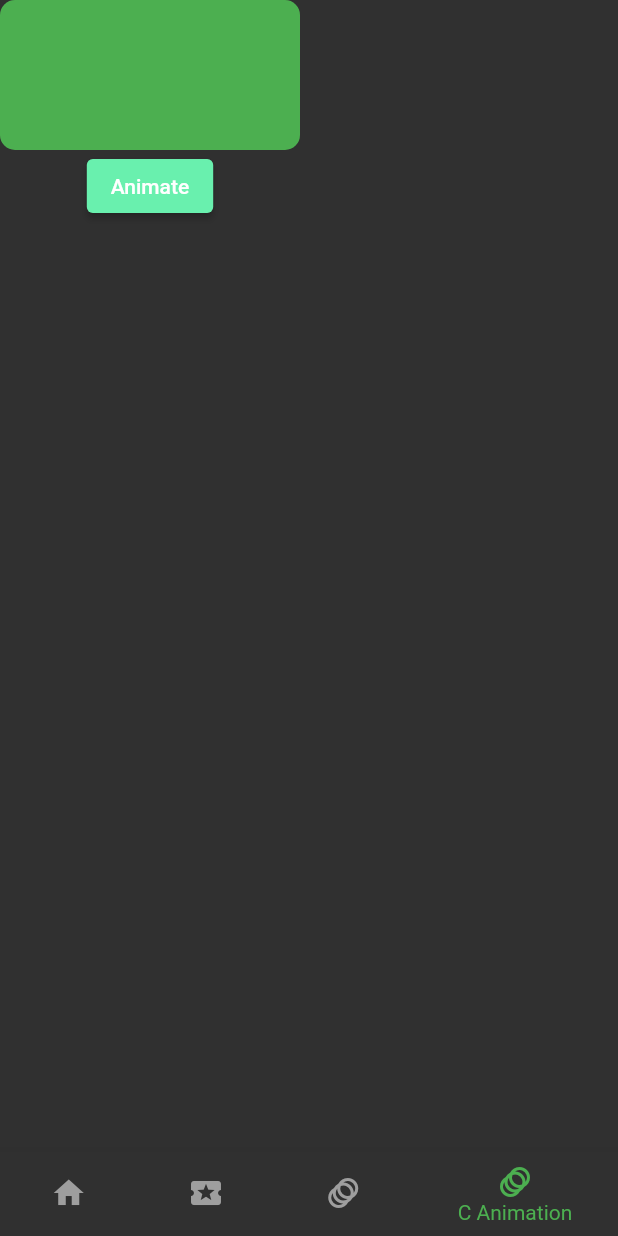
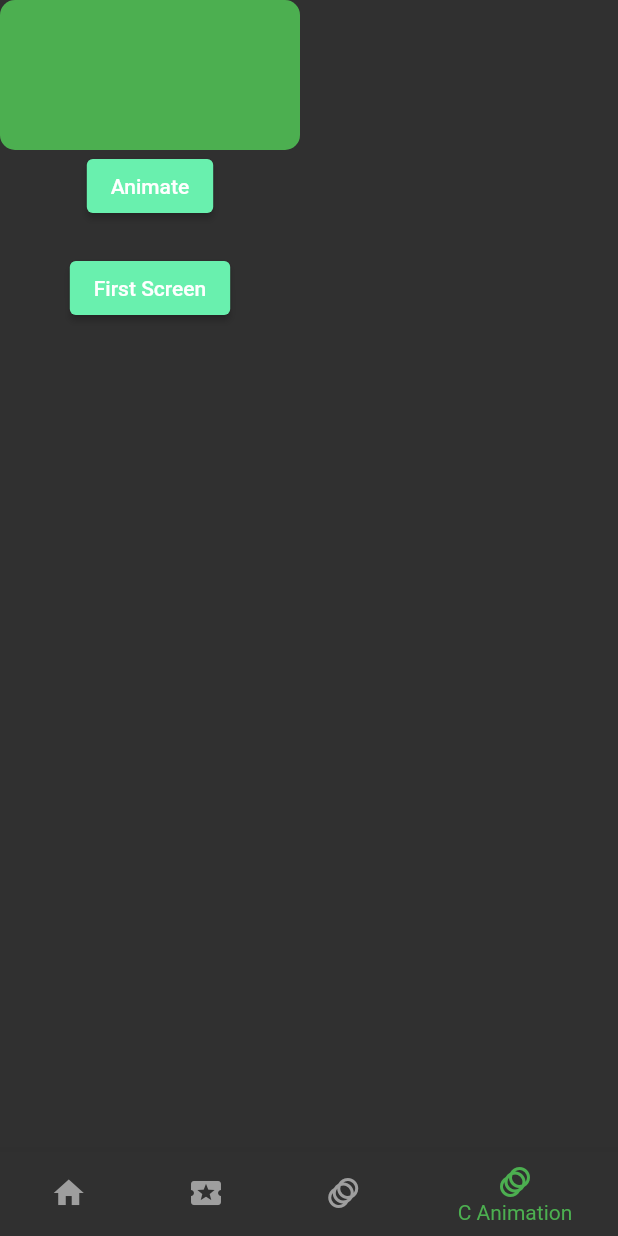
Before and after one commit to irfan701/Flutter, a Flutter app: the screen it shows after launch, item 4 of the bottom bar chosen, on a phone screen of 412 x 824 dp. Run offline on Flutter 3.47's test engine with Material 2 defaults, Android fonts, the light colour scheme and no system bars; our stand-ins replace get, google_fonts, lottie, rive; network calls fail.

```diff
--- a/bin/day8/day_eight/lib/main.dart
+++ b/bin/day8/day_eight/lib/main.dart
@@ -1,5 +1,6 @@
 import 'package:day_eight/bottom_nav_controller.dart';
 import 'package:day_eight/languages/Languages.dart';
+import 'package:day_eight/pages/AnimationScreenTwo.dart';
 import 'package:flutter/material.dart';
 import 'package:get/get.dart';
 import 'package:get/get_navigation/get_navigation.dart';
@@ -12,6 +13,11 @@ class MyApp extends StatelessWidget {
   @override
   Widget build(BuildContext context) {
     return GetMaterialApp(
+        initialRoute: '/',
+        routes: {
+          'first-screen': (context) => AnimationScreenTwo(),
+          //  'second-screen': (context) => DetailsScreen()
+        },
         translations: Languages(),
         //locale: Get.deviceLocale,
         // locale: Locale('en', 'US'),
--- a/bin/day8/day_eight/lib/pages/CodeAnimationScreen.dart
+++ b/bin/day8/day_eight/lib/pages/CodeAnimationScreen.dart
@@ -33,9 +33,23 @@ class _CodeAnimationScreenState extends State<CodeAnimationScreen> {
                 color: _color,
                 borderRadius: BorderRadius.all(Radius.circular(10)),
               ),
+              onEnd: () {
+                setState(() {
+                  _width = _width == 200 ? 400 : 200;
+                  _color = _color == Colors.green ? Colors.red : Colors.green;
+                });
+              },
             ),
             ElevatedButton(
-                onPressed: () => animatedContainer(), child: Text("Animate"))
+                onPressed: () => animatedContainer(), child: Text("Animate")),
+            SizedBox(
+              height: 20,
+            ),
+            ElevatedButton(
+                onPressed: () {
+                  Navigator.pushNamed(context, 'first-screen');
+                },
+                child: Text("First Screen"))
           ],
         ),
       ),
--- a/bin/day8/day_eight/lib/pages/LocalizationScreen.dart
+++ b/bin/day8/day_eight/lib/pages/LocalizationScreen.dart
@@ -37,7 +37,7 @@ class LocalizationScreen extends StatelessWidget {
             FloatingActionButton(
               onPressed: () {},
               child: Icon(Icons.add),
-            )
+            ),
           ],
         ),
       ),
```
Also changed, not shown: bin/day8/day_eight/lib/pages/AnimationScreenTwo.dart (added, +42 -0 lines).
